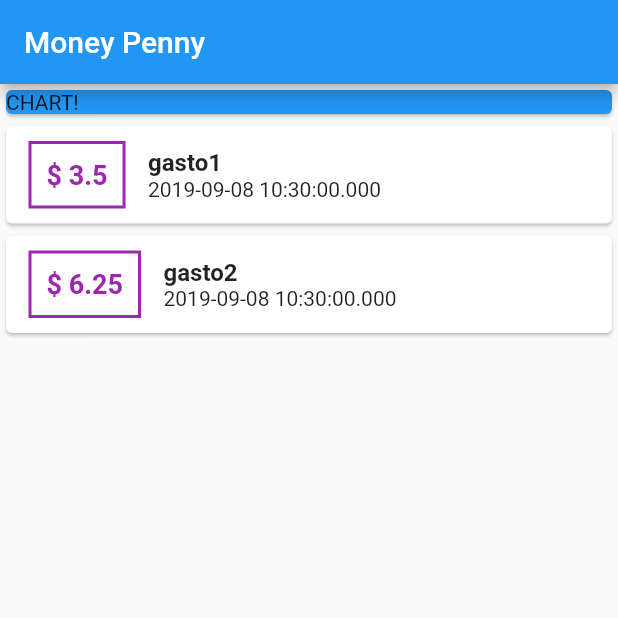
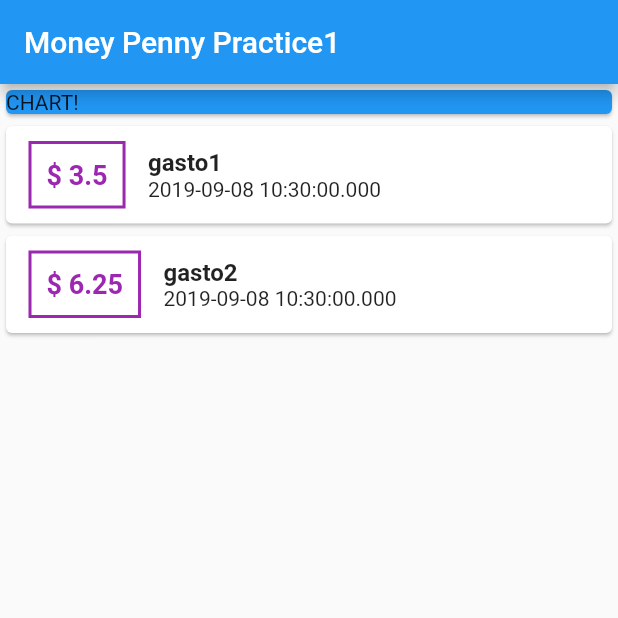
Before and after one commit to Cyberpunk-B1-66ER/flutterpractice, a Flutter app: the screen it shows after launch, on a phone screen of 412 x 824 dp, the top half of it. Run offline on Flutter 3.47's test engine with Material 2 defaults, Android fonts, the phone set to English and light mode, and no system bars.

Commit message:
practica con git para hacer pull
se modifico algo arriba para hacer pull al master en mi computadora

```diff
--- a/lib/main.dart
+++ b/lib/main.dart
@@ -31,7 +31,7 @@ class MyAppHome extends StatelessWidget {
   Widget build(BuildContext context) {
     return Scaffold(
         appBar: AppBar(
-          title: Text('Money Penny'),
+          title: Text('Money Penny Practice1'),
         ),
         body: Column(
           children: <Widget>[
```
